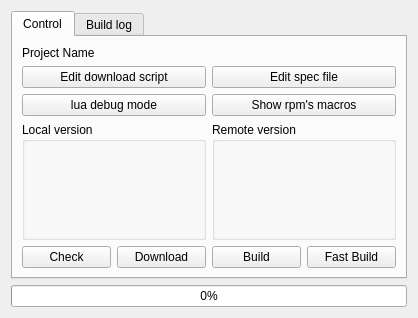
Before: the Qt Designer form widgets/projectinfowidget.ui in Kicer86/builder, drawn with Qt 5.
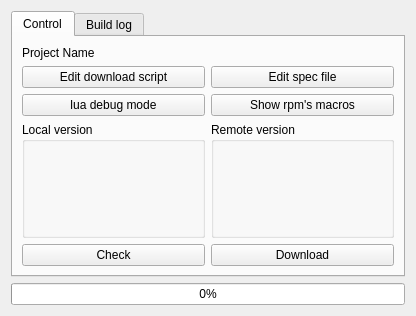
After: the same form once the commit is applied.

Commit message: ProjectInfoWidget: usunięcie odwołań się do obiektów usuniętych z interfejsu związanych z budowaniem

Diff of the .ui file:
```diff
--- a/widgets/projectinfowidget.ui
+++ b/widgets/projectinfowidget.ui
@@ -6,8 +6,8 @@
    <rect>
     <x>0</x>
     <y>0</y>
-    <width>418</width>
-    <height>318</height>
+    <width>416</width>
+    <height>316</height>
    </rect>
   </property>
   <property name="sizePolicy">
@@ -154,32 +154,6 @@
            </property>
           </widget>
          </item>
-         <item>
-          <widget class="QPushButton" name="buildButton">
-           <property name="toolTip">
-            <string>Builds the project. Same as running rpmbuild -ba SPEC/(...).spec</string>
-           </property>
-           <property name="whatsThis">
-            <string>Builds the project. Same as running rpmbuild -ba SPEC/(...).spec</string>
-           </property>
-           <property name="text">
-            <string>Build</string>
-           </property>
-          </widget>
-         </item>
-         <item>
-          <widget class="QPushButton" name="fastBuildButton">
-           <property name="toolTip">
-            <string>Runs rpmbuild -bi --short-circuit</string>
-           </property>
-           <property name="whatsThis">
-            <string>Runs rpmbuild -bi --short-circuit</string>
-           </property>
-           <property name="text">
-            <string>Fast Build</string>
-           </property>
-          </widget>
-         </item>
         </layout>
        </item>
        <item>
```
The commit also changes 1 other file.
